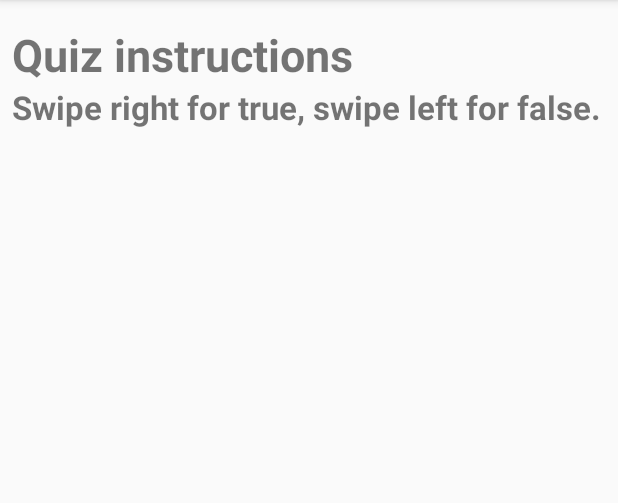
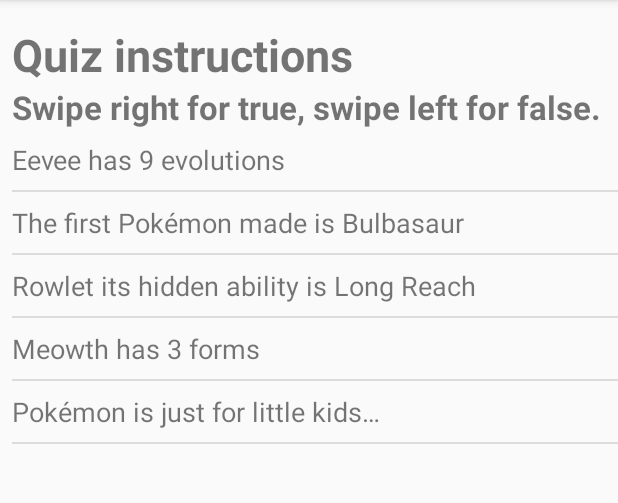
Before and after one commit to leondino/MADSwipeQuiz, an Android app: the screen it shows after launch (QuizActivity), on a phone screen of 412 x 824 dp, the part 84-587 px from its top. Run offline under Robolectric (Android 15) with nearby library versions, the phone set to English and light mode, and no system bars.

Commit message:
Perfected layout

```diff
--- a/app/src/main/java/com/example/swipequiz/QuizActivity.kt
+++ b/app/src/main/java/com/example/swipequiz/QuizActivity.kt
@@ -11,7 +11,7 @@ class QuizActivity : AppCompatActivity() {
 
     private var questions = arrayListOf<Question>()
     private var questionAdapter = QuestionAdapter(questions)
-    private var questionArray = resources.getStringArray(R.array.questions_array)
+    private var questionArray = arrayOf<String>()
 
     override fun onCreate(savedInstanceState: Bundle?) {
         super.onCreate(savedInstanceState)
@@ -24,6 +24,7 @@ class QuizActivity : AppCompatActivity() {
         rvQuiz.layoutManager = LinearLayoutManager(this, RecyclerView.VERTICAL, false)
         rvQuiz.adapter = questionAdapter
         rvQuiz.addItemDecoration(DividerItemDecoration(this, DividerItemDecoration.VERTICAL))
+        questionArray = resources.getStringArray(R.array.questions_array)
 
         for (iQuestion in questionArray.indices){
             questions.add(Question(questionArray[iQuestion],
@@ -31,5 +32,7 @@ class QuizActivity : AppCompatActivity() {
 
             questions[iQuestion].answer = questions[iQuestion].answerIndex == 1
         }
+
+        questionAdapter.notifyDataSetChanged()
     }
 }
--- a/app/src/main/res/layout/activity_quiz.xml
+++ b/app/src/main/res/layout/activity_quiz.xml
@@ -37,6 +37,7 @@
         android:id="@+id/rvQuiz"
         android:layout_width="0dp"
         android:layout_height="0dp"
+        android:layout_marginStart="8dp"
         app:layout_constraintBottom_toBottomOf="parent"
         app:layout_constraintEnd_toEndOf="parent"
         app:layout_constraintStart_toStartOf="parent"
--- a/app/src/main/res/layout/item_question.xml
+++ b/app/src/main/res/layout/item_question.xml
@@ -9,6 +9,8 @@
         android:id="@+id/questionText"
         android:layout_width="0dp"
         android:layout_height="wrap_content"
+        android:layout_marginTop="8dp"
+        android:layout_marginBottom="8dp"
         android:textSize="18sp"
         app:layout_constraintBottom_toBottomOf="parent"
         app:layout_constraintEnd_toEndOf="parent"
--- a/app/src/main/res/values/strings.xml
+++ b/app/src/main/res/values/strings.xml
@@ -5,7 +5,7 @@
     <string-array name="questions_array">
         <item>Eevee has 9 evolutions</item>
         <item>The first Pokémon made is Bulbasaur</item>
-        <item>Rowlet's hidden ability is Long Reach</item>
+        <item>Rowlet its hidden ability is Long Reach</item>
         <item>Meowth has 3 forms</item>
         <item>Pokémon is just for little kids…</item>
     </string-array>
```
